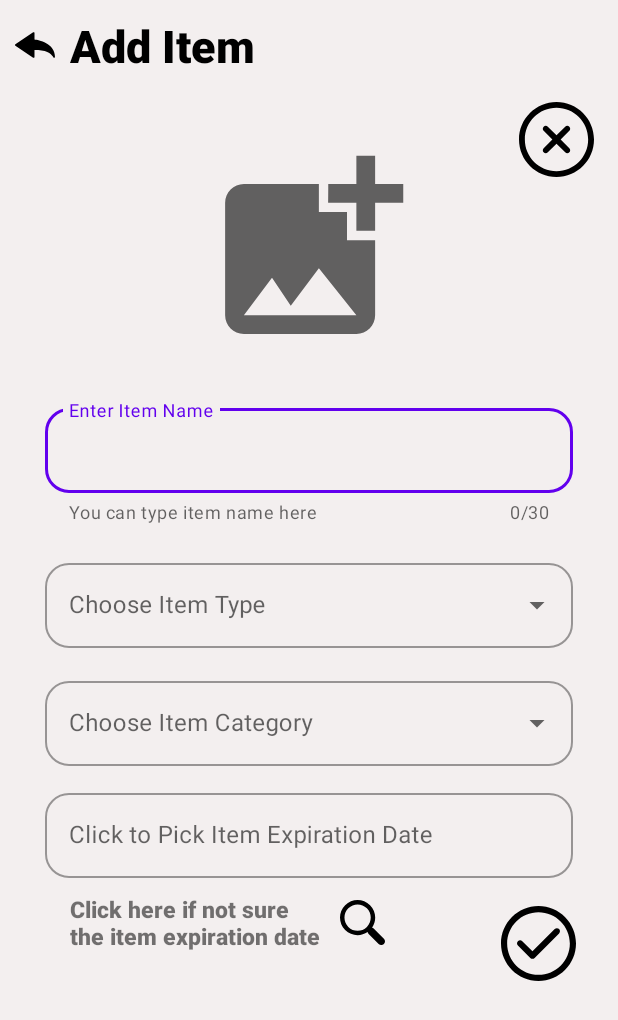
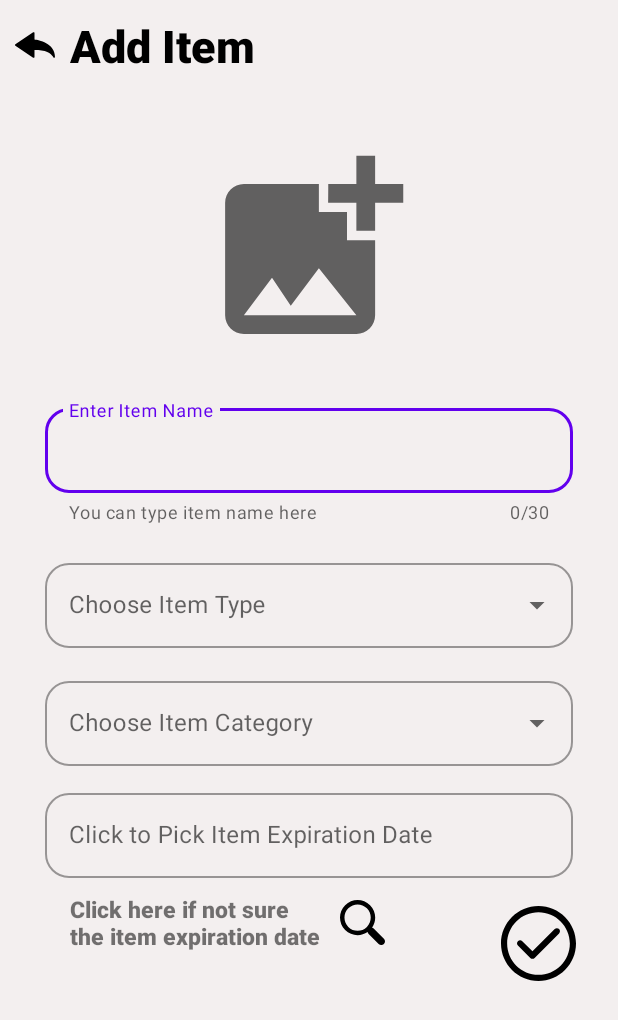
Before and after one commit to WongJiunLin/VirtualFridge, an Android app: the AddItemActivity screen opened directly, with no data from a screen before it, on a phone screen of 412 x 824 dp. Shown: the top 1020 px of the screen. Run offline under Robolectric (Android 15) with nearby library versions, the phone set to English and light mode, and no system bars; our stand-ins replace CircleImageView, Firebase (no records; nobody signed in at launch, a user with empty details on screens opened directly), Picasso.

Commit message:
Others option for adding item

```diff
--- /dev/null
+++ b/app/src/main/res/drawable/icon_not_found.xml
@@ -0,0 +1,60 @@
+<vector xmlns:android="http://schemas.android.com/apk/res/android"
+    android:width="512dp"
+    android:height="512dp"
+    android:viewportWidth="36"
+    android:viewportHeight="36">
+  <path
+      android:pathData="m8.377,4.167c6.917,0 11.667,-3.583 15,-3.583s10.333,1.916 10.333,17.249 -9.417,17.583 -13.083,17.583c-17.167,0.001 -24.5,-31.249 -12.25,-31.249z"
+      android:fillColor="#efefef"/>
+  <path
+      android:pathData="m2.5,14c-0.827,0 -1.5,-0.673 -1.5,-1.5s0.673,-1.5 1.5,-1.5 1.5,0.673 1.5,1.5 -0.673,1.5 -1.5,1.5zM2.5,12c-0.276,0 -0.5,0.225 -0.5,0.5s0.224,0.5 0.5,0.5 0.5,-0.225 0.5,-0.5 -0.224,-0.5 -0.5,-0.5z"
+      android:fillColor="#a4afc1"/>
+  <path
+      android:pathData="m27.25,27.25h-18.5c-1.105,0 -2,-0.895 -2,-2v-15h22.5v15c0,1.105 -0.895,2 -2,2z"
+      android:fillColor="#f3f3f1"/>
+  <path
+      android:pathData="m29.25,10.25h-22.5v-1.5c0,-1.105 0.895,-2 2,-2h18.5c1.105,0 2,0.895 2,2z"
+      android:fillColor="#2fdf84"/>
+  <path
+      android:pathData="m9.25,25.25v-15h-2.5v15c0,1.105 0.895,2 2,2h2.5c-1.105,0 -2,-0.895 -2,-2z"
+      android:fillColor="#d5dbe1"/>
+  <path
+      android:pathData="m11,6.75h-2.25c-1.105,0 -2,0.895 -2,2v1.5h2.25v-1.5c0,-1.105 0.895,-2 2,-2z"
+      android:fillColor="#00b871"/>
+  <path
+      android:fillColor="#FF000000"
+      android:pathData="m30,21.25h-1.5v-12.5c0,-0.689 -0.561,-1.25 -1.25,-1.25h-18.5c-0.689,0 -1.25,0.561 -1.25,1.25v12.5h-1.5v-12.5c0,-1.517 1.233,-2.75 2.75,-2.75h18.5c1.517,0 2.75,1.233 2.75,2.75z"/>
+  <path
+      android:fillColor="#FF000000"
+      android:pathData="m14.25,22c-0.268,0 -0.521,-0.144 -0.656,-0.386l-1.094,-1.97v2.356h-1.5v-5.25c0,-0.342 0.231,-0.641 0.562,-0.726 0.33,-0.088 0.678,0.062 0.844,0.361l1.094,1.97v-2.355h1.5v5.25c0,0.342 -0.231,0.641 -0.562,0.726 -0.063,0.016 -0.126,0.024 -0.188,0.024z"/>
+  <path
+      android:fillColor="#FF000000"
+      android:pathData="m18.25,22h-0.5c-0.965,0 -1.75,-0.785 -1.75,-1.75v-2.5c0,-0.965 0.785,-1.75 1.75,-1.75h0.5c0.965,0 1.75,0.785 1.75,1.75v2.5c0,0.965 -0.785,1.75 -1.75,1.75zM17.75,17.5c-0.138,0 -0.25,0.112 -0.25,0.25v2.5c0,0.138 0.112,0.25 0.25,0.25h0.5c0.138,0 0.25,-0.112 0.25,-0.25v-2.5c0,-0.138 -0.112,-0.25 -0.25,-0.25z"/>
+  <path
+      android:fillColor="#FF000000"
+      android:pathData="m22.25,16h1.5v6h-1.5z"/>
+  <path
+      android:fillColor="#FF000000"
+      android:pathData="m21,16h4v1.5h-4z"/>
+  <path
+      android:fillColor="#FF000000"
+      android:pathData="m28.25,30h-1.5c-0.414,0 -0.75,-0.336 -0.75,-0.75v-4.5c0,-0.414 0.336,-0.75 0.75,-0.75h1.5c0.965,0 1.75,0.785 1.75,1.75v2.5c0,0.965 -0.785,1.75 -1.75,1.75zM27.5,28.5h0.75c0.138,0 0.25,-0.112 0.25,-0.25v-2.5c0,-0.138 -0.112,-0.25 -0.25,-0.25h-0.75z"/>
+  <path
+      android:fillColor="#FF000000"
+      android:pathData="m7.5,30h-1.5v-4.25c0,-0.965 0.785,-1.75 1.75,-1.75h2.25v1.5h-2.25c-0.138,0 -0.25,0.112 -0.25,0.25z"/>
+  <path
+      android:fillColor="#FF000000"
+      android:pathData="m6,26.5h4v1.5h-4z"/>
+  <path
+      android:fillColor="#FF000000"
+      android:pathData="m24.25,30c-0.268,0 -0.521,-0.144 -0.656,-0.386l-1.094,-1.97v2.356h-1.5v-5.25c0,-0.342 0.231,-0.641 0.562,-0.726 0.33,-0.088 0.678,0.062 0.844,0.361l1.094,1.97v-2.355h1.5v5.25c0,0.342 -0.231,0.641 -0.562,0.726 -0.063,0.016 -0.126,0.024 -0.188,0.024z"/>
+  <path
+      android:fillColor="#FF000000"
+      android:pathData="m13.25,30h-0.5c-0.965,0 -1.75,-0.785 -1.75,-1.75v-2.5c0,-0.965 0.785,-1.75 1.75,-1.75h0.5c0.965,0 1.75,0.785 1.75,1.75v2.5c0,0.965 -0.785,1.75 -1.75,1.75zM12.75,25.5c-0.138,0 -0.25,0.112 -0.25,0.25v2.5c0,0.138 0.112,0.25 0.25,0.25h0.5c0.138,0 0.25,-0.112 0.25,-0.25v-2.5c0,-0.138 -0.112,-0.25 -0.25,-0.25z"/>
+  <path
+      android:fillColor="#FF000000"
+      android:pathData="m18.25,30h-0.5c-0.965,0 -1.75,-0.785 -1.75,-1.75v-4.25h1.5v4.25c0,0.138 0.112,0.25 0.25,0.25h0.5c0.138,0 0.25,-0.112 0.25,-0.25v-4.25h1.5v4.25c0,0.965 -0.785,1.75 -1.75,1.75z"/>
+  <path
+      android:fillColor="#FF000000"
+      android:pathData="m6.75,9.5h22.5v1.5h-22.5z"/>
+</vector>
--- a/app/src/main/res/layout/activity_add_item.xml
+++ b/app/src/main/res/layout/activity_add_item.xml
@@ -154,19 +154,6 @@
         app:layout_constraintHorizontal_bias="0.2"/>
 
     <ImageButton
-        android:id="@+id/clearItemButton"
-        android:layout_width="wrap_content"
-        android:layout_height="wrap_content"
-        android:layout_marginLeft="40dp"
-        android:background="@drawable/icon_error"
-        app:layout_constraintTop_toBottomOf="@+id/tvAddItemBanner"
-        app:layout_constraintStart_toStartOf="parent"
-        app:layout_constraintEnd_toEndOf="parent"
-        app:layout_constraintBottom_toBottomOf="parent"
-        app:layout_constraintVertical_bias="0.01"
-        app:layout_constraintHorizontal_bias="0.95"/>
-
-    <ImageButton
         android:id="@+id/addItemButton"
         android:layout_width="wrap_content"
         android:layout_height="wrap_content"
--- a/app/src/main/res/layout/expirationdatepopup.xml
+++ b/app/src/main/res/layout/expirationdatepopup.xml
@@ -24,7 +24,7 @@
             android:layout_width="150dp"
             android:layout_height="150dp"
             android:layout_gravity="center"
-            android:src="@drawable/apple"/>
+            android:src="@drawable/icon_not_found"/>
         <TextView
             android:id="@+id/tvItemCategoryHint"
             android:layout_width="wrap_content"
@@ -53,6 +53,7 @@
             android:layout_width="250dp"
             android:layout_height="wrap_content"
             android:layout_margin="10dp"
+            android:text="NOT FOUND"
             android:textAlignment="center"
             android:textSize="20sp"
             android:textColor="@color/white"
```
Also changed, not shown: app/src/main/java/com/example/testingfyp/AddItemActivity.java (+29 -15 lines), app/src/main/res/layout/activity_expired_items.xml (+7 -3 lines).
